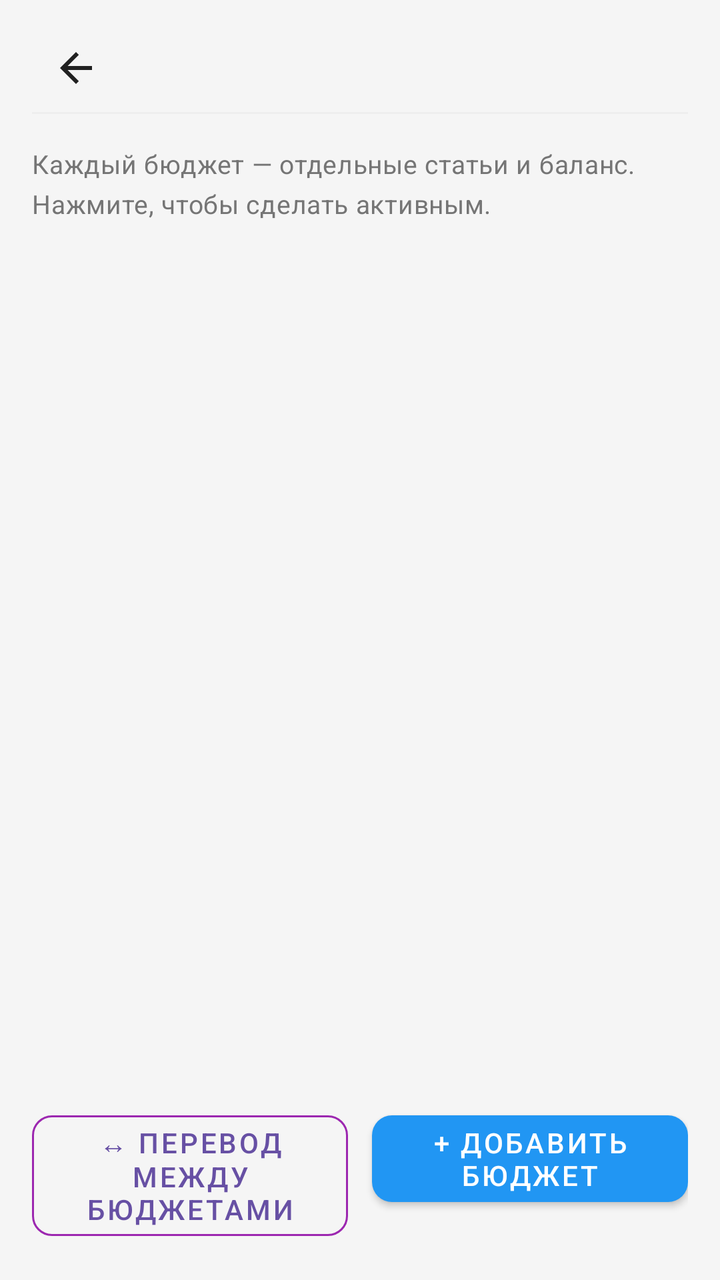
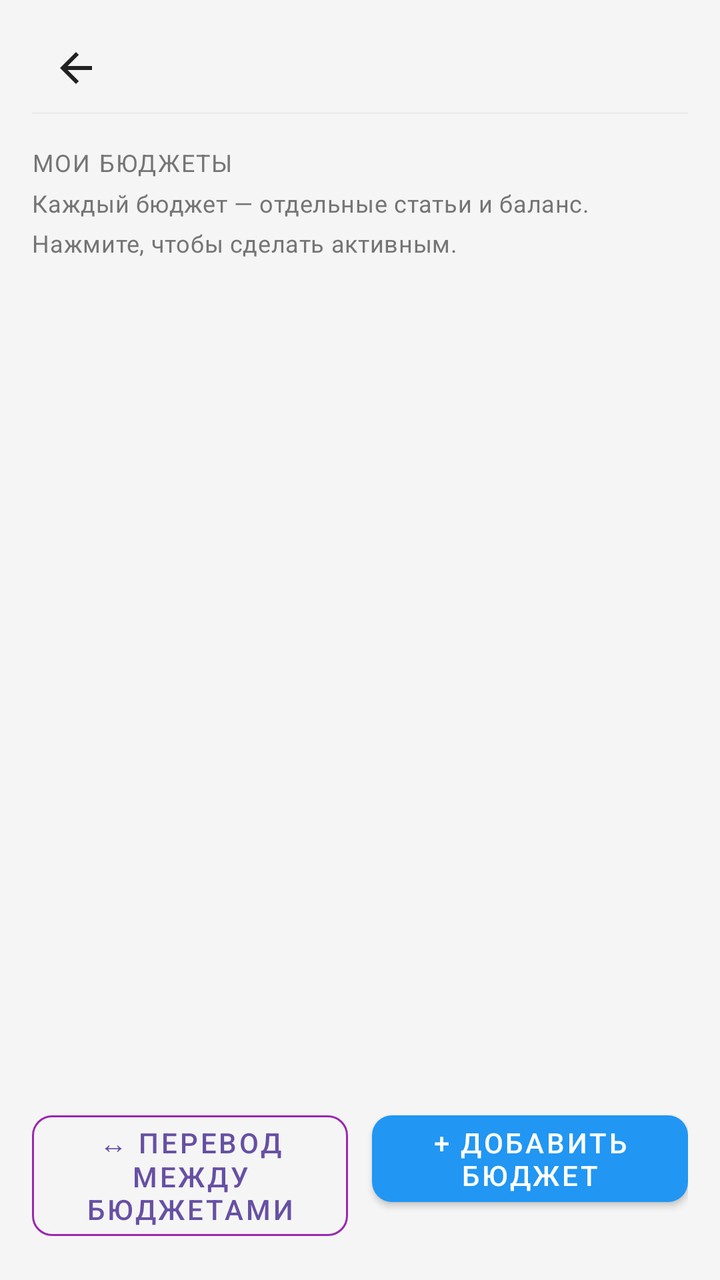

An Android layout rendered at two revisions. The XML below is the earlier revision; the diff shows what the commit changed to produce the second picture.
<!-- AndroidManifest.xml: application theme Theme.MyBudget -->
<!-- res/layout/activity_budget_profiles.xml -->
<?xml version="1.0" encoding="utf-8"?>
<LinearLayout xmlns:android="http://schemas.android.com/apk/res/android" xmlns:app="http://schemas.android.com/apk/res-auto"
    android:orientation="vertical"
    android:background="@color/background_light"
    android:paddingLeft="@dimen/space_16"
    android:paddingTop="@dimen/space_12"
    android:paddingRight="@dimen/space_16"
    android:paddingBottom="@dimen/space_16"
    android:layout_width="match_parent"
    android:layout_height="match_parent"
    android:paddingHorizontal="@dimen/space_16">
    <include
        android:layout_width="match_parent"
        android:layout_height="wrap_content"
        android:layout_marginBottom="@dimen/space_8"
        layout="@layout/include_screen_header"/>
    <TextView
        android:textSize="13sp"
        android:layout_width="match_parent"
        android:layout_height="wrap_content"
        android:layout_marginBottom="@dimen/space_12"
        android:text="@string/budget_profiles_hint"
        style="@style/Text.MyBudget.Subtitle"/>
    <androidx.recyclerview.widget.RecyclerView
        android:id="@+id/budgetProfilesRecycler"
        android:layout_width="match_parent"
        android:layout_height="0dp"
        android:layout_weight="1"/>
    <LinearLayout
        android:orientation="horizontal"
        android:layout_width="match_parent"
        android:layout_height="wrap_content"
        android:layout_marginTop="@dimen/space_12">
        <com.google.android.material.button.MaterialButton
            android:id="@+id/transferBetweenBudgetsButton"
            android:layout_width="0dp"
            android:layout_height="wrap_content"
            android:minHeight="@dimen/touch_min_size"
            android:text="@string/budget_transfer_button"
            android:layout_weight="1"
            android:layout_marginEnd="@dimen/space_6"
            app:cornerRadius="@dimen/radius_10"
            app:strokeColor="@color/transactions_purple"
            style="@style/Widget.MaterialComponents.Button.OutlinedButton"/>
        <com.google.android.material.button.MaterialButton
            android:id="@+id/addBudgetProfileButton"
            android:layout_width="0dp"
            android:layout_height="wrap_content"
            android:minHeight="@dimen/touch_min_size"
            android:text="@string/budget_profiles_add"
            android:layout_weight="1"
            android:layout_marginStart="@dimen/space_6"
            app:backgroundTint="@color/budget_blue"
            app:cornerRadius="@dimen/radius_10"
            style="@style/Widget.MaterialComponents.Button"/>
    </LinearLayout>
</LinearLayout>
<!-- res/layout/include_screen_header.xml (included above) -->
<?xml version="1.0" encoding="utf-8"?>
<LinearLayout xmlns:android="http://schemas.android.com/apk/res/android"
    android:layout_width="match_parent"
    android:layout_height="wrap_content"
    android:orientation="vertical">

    <include layout="@layout/include_compact_toolbar" />

    <View
        android:layout_width="match_parent"
        android:layout_height="1dp"
        android:layout_marginBottom="@dimen/space_8"
        android:background="@color/border_light" />
</LinearLayout>
<!-- res/layout/include_compact_toolbar.xml (included above) -->
<?xml version="1.0" encoding="utf-8"?>
<LinearLayout xmlns:android="http://schemas.android.com/apk/res/android" xmlns:app="http://schemas.android.com/apk/res-auto"
    android:gravity="center_vertical"
    android:orientation="horizontal"
    android:id="@+id/screenHeaderRoot"
    android:layout_width="match_parent"
    android:layout_height="wrap_content"
    android:minHeight="@dimen/touch_min_size">
    <ImageButton
        android:id="@+id/screenHeaderBack"
        android:background="?attr/selectableItemBackgroundBorderless"
        android:padding="@dimen/space_8"
        android:layout_width="@dimen/touch_min_size"
        android:layout_height="@dimen/touch_min_size"
        android:src="@drawable/ic_arrow_back"
        android:scaleType="centerInside"
        android:contentDescription="@string/nav_back"
        app:tint="@color/text_primary"/>
    <TextView
        android:textSize="18sp"
        android:id="@+id/screenHeaderEmoji"
        android:visibility="gone"
        android:layout_width="wrap_content"
        android:layout_height="wrap_content"
        android:layout_marginStart="@dimen/space_2"/>
    <TextView
        android:textSize="20sp"
        android:ellipsize="end"
        android:id="@+id/screenHeaderTitle"
        android:layout_width="0dp"
        android:layout_height="wrap_content"
        android:maxLines="1"
        android:layout_weight="1"
        android:layout_marginStart="@dimen/space_4"
        style="@style/Text.MyBudget.Title"/>
    <ImageButton
        android:id="@+id/screenHeaderAction"
        android:background="?attr/selectableItemBackgroundBorderless"
        android:padding="@dimen/space_8"
        android:visibility="gone"
        android:layout_width="@dimen/touch_min_size"
        android:layout_height="@dimen/touch_min_size"
        android:src="@android:drawable/ic_menu_more"
        android:contentDescription="@string/transactions_more_menu"
        app:tint="@color/text_secondary"/>
    <ImageButton
        android:id="@+id/screenHeaderActionSecondary"
        android:background="?attr/selectableItemBackgroundBorderless"
        android:padding="@dimen/space_8"
        android:visibility="gone"
        android:layout_width="@dimen/touch_min_size"
        android:layout_height="@dimen/touch_min_size"
        android:src="@android:drawable/ic_menu_search"
        android:contentDescription="@string/transactions_search_submit"
        app:tint="@color/budget_blue"/>
</LinearLayout>
<!-- resources referenced by this layout -->
<resources>
  <color name="background_light">#f5f5f5</color>
  <color name="border_light">#eeeeee</color>
  <color name="budget_blue">#2196f3</color>
  <color name="text_primary">#212121</color>
  <color name="text_secondary">#757575</color>
  <color name="transactions_purple">#9c27b0</color>
  <dimen name="radius_10">10dp</dimen>
  <dimen name="space_12">12dp</dimen>
  <dimen name="space_16">16dp</dimen>
  <dimen name="space_2">2dp</dimen>
  <dimen name="space_4">4dp</dimen>
  <dimen name="space_6">6dp</dimen>
  <dimen name="space_8">8dp</dimen>
  <dimen name="touch_min_size">44dp</dimen>
  <!-- drawable ic_arrow_back (drawable) -->
  <?xml version="1.0" encoding="utf-8"?>
  <vector xmlns:android="http://schemas.android.com/apk/res/android"
      android:height="24dp"
      android:width="24dp"
      android:viewportWidth="24"
      android:viewportHeight="24">
      <path
          android:fillColor="@color/text_primary"
          android:pathData="M20,11H7.83l5.59,-5.59L12,4l-8,8 8,8 1.41,-1.41L7.83,13H20v-2z"/>
  </vector>
  <string name="budget_profiles_add">+ Добавить бюджет</string>
  <string name="budget_profiles_hint">Каждый бюджет — отдельные статьи и баланс. Нажмите, чтобы сделать активным.</string>
  <string name="budget_transfer_button">↔ Перевод между бюджетами</string>
  <string name="nav_back">Назад</string>
  <string name="transactions_more_menu">Дополнительно</string>
  <string name="transactions_search_submit">Искать</string>
  <style name="Text.MyBudget.Subtitle" parent="@style/Text.MyBudget">
      <item name="android:textSize">12sp</item>
      <item name="android:textColor">@color/text_secondary</item>
    </style>
  <style name="Text.MyBudget.Title" parent="@style/Text.MyBudget">
      <item name="android:textSize">18sp</item>
      <item name="android:textStyle">bold</item>
      <item name="android:textColor">@color/text_primary</item>
    </style>
  <style name="Theme.MyBudget" parent="@style/Base.Theme.MyBudget" />
  <style name="Text.MyBudget" parent="@style/TextAppearance.Material3.BodyMedium" />
  <style name="Base.Theme.MyBudget" parent="@style/Theme.Material3.DayNight.NoActionBar">
      <item name="android:colorBackground">@color/background_light</item>
      <item name="colorOnPrimary">@color/md_theme_onPrimary</item>
      <item name="colorOnSurface">@color/md_theme_onSurface</item>
      <item name="colorOutline">@color/md_theme_outline</item>
      <item name="colorPrimary">@color/md_theme_primary</item>
      <item name="colorSurface">@color/md_theme_surface</item>
      <item name="colorSurfaceVariant">@color/md_theme_surfaceVariant</item>
    </style>
  <color name="md_theme_onPrimary">#ffffff</color>
  <color name="md_theme_onSurface">#1d1b20</color>
  <color name="md_theme_outline">#79747e</color>
  <color name="md_theme_primary">#6750a4</color>
  <color name="md_theme_surface">#ffffff</color>
  <color name="md_theme_surfaceVariant">#e7e0ec</color>
</resources>

<!-- the commit's change to res/layout/activity_budget_profiles.xml (unified diff, before → after) -->
@@ -15,7 +15,12 @@
         android:layout_marginBottom="@dimen/space_8"
         layout="@layout/include_screen_header"/>
     <TextView
-        android:textSize="13sp"
+        android:layout_width="match_parent"
+        android:layout_height="wrap_content"
+        android:layout_marginBottom="@dimen/space_4"
+        android:text="@string/budget_profiles_manage"
+        style="@style/Text.MyBudget.SectionLabel"/>
+    <TextView
         android:layout_width="match_parent"
         android:layout_height="wrap_content"
         android:layout_marginBottom="@dimen/space_12"
<!-- resource entries referenced after the edit -->
@@ -27,10 +27,17 @@
   </vector>
   <string name="budget_profiles_add">+ Добавить бюджет</string>
   <string name="budget_profiles_hint">Каждый бюджет — отдельные статьи и баланс. Нажмите, чтобы сделать активным.</string>
+  <string name="budget_profiles_manage">Мои бюджеты</string>
   <string name="budget_transfer_button">↔ Перевод между бюджетами</string>
   <string name="nav_back">Назад</string>
   <string name="transactions_more_menu">Дополнительно</string>
   <string name="transactions_search_submit">Искать</string>
+  <style name="Text.MyBudget.SectionLabel" parent="@style/Text.MyBudget">
+      <item name="android:textSize">12sp</item>
+      <item name="android:textColor">@color/text_secondary</item>
+      <item name="android:textAllCaps">true</item>
+      <item name="android:letterSpacing">0.06</item>
+    </style>
   <style name="Text.MyBudget.Subtitle" parent="@style/Text.MyBudget">
       <item name="android:textSize">12sp</item>
       <item name="android:textColor">@color/text_secondary</item>
